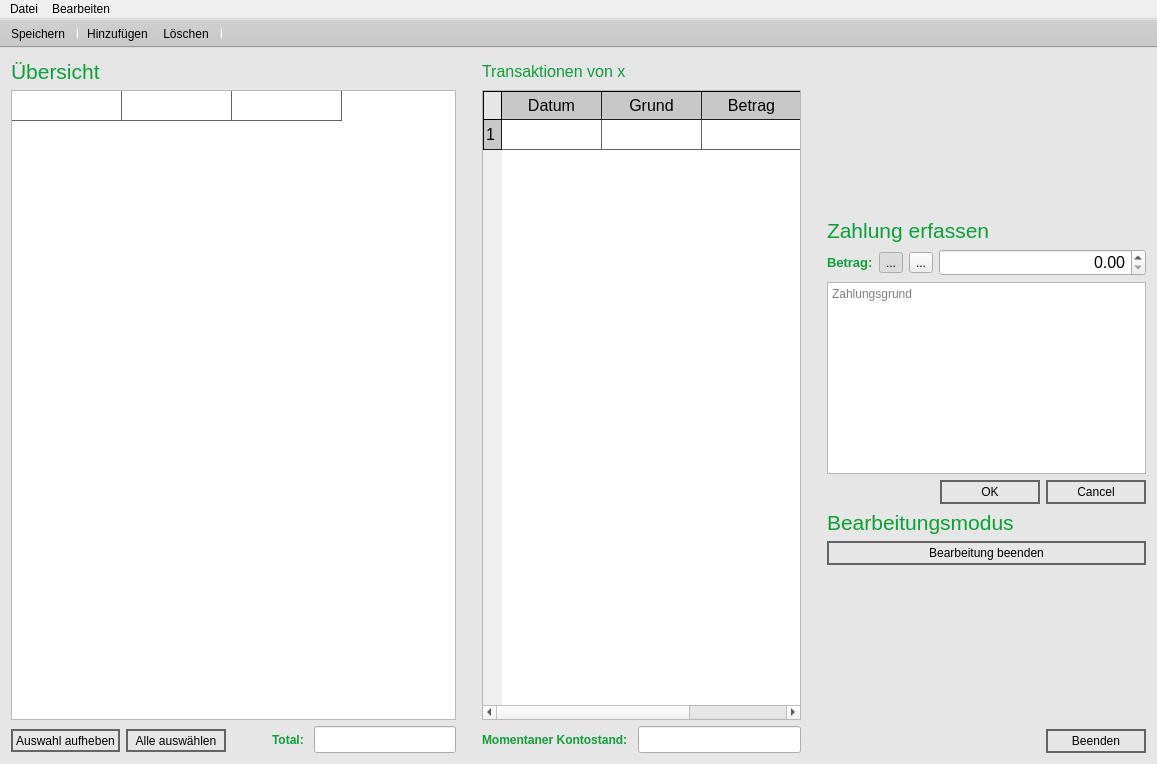
First picture: the form in mainwindow.ui, repository Snickers03/KlassenkassenManager, before the edit.
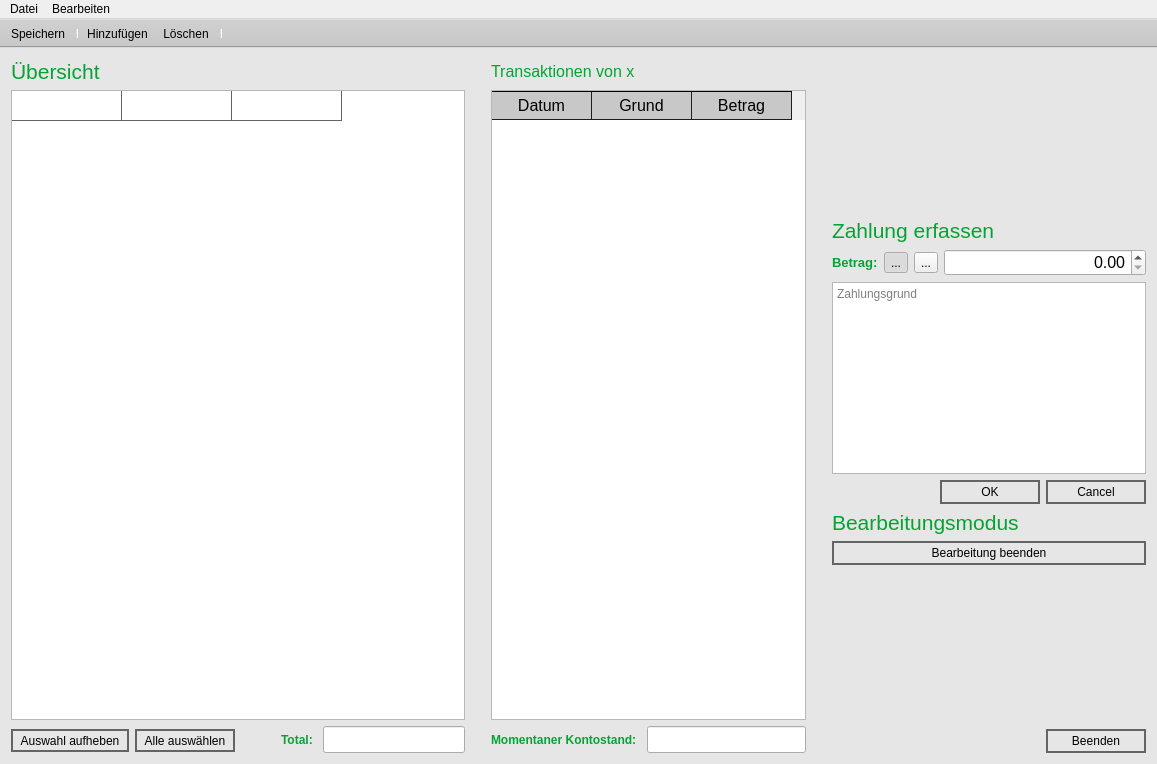
Second picture: the form after the edit. Icons and pictures are not drawn.

```diff
--- a/mainwindow.ui
+++ b/mainwindow.ui
@@ -229,7 +229,7 @@
       <item>
        <layout class="QHBoxLayout" name="horizontalLayout_2">
         <item>
-         <widget class="QPushButton" name="clearSelectionButton">
+         <widget class="QToolButton" name="clearSelectionButton">
           <property name="sizePolicy">
            <sizepolicy hsizetype="Minimum" vsizetype="Minimum">
             <horstretch>0</horstretch>
@@ -238,7 +238,7 @@
           </property>
           <property name="minimumSize">
            <size>
-            <width>100</width>
+            <width>0</width>
             <height>23</height>
            </size>
           </property>
@@ -248,13 +248,27 @@
             <height>20</height>
            </size>
           </property>
+          <property name="toolTip">
+           <string>Auswahl aufheben</string>
+          </property>
+          <property name="styleSheet">
+           <string notr="true">QToolButton {	
+	border: 2px solid rgb(100, 100, 100); 
+	/*border-radius: 1px;*/
+	padding: 3px;
+}
+QToolButton:hover {
+	background-color: #99EA44;
+	border: 2px solid black;
+}</string>
+          </property>
           <property name="text">
            <string>Auswahl aufheben</string>
           </property>
          </widget>
         </item>
         <item>
-         <widget class="QPushButton" name="chooseAllButton">
+         <widget class="QToolButton" name="chooseAllButton">
           <property name="sizePolicy">
            <sizepolicy hsizetype="Minimum" vsizetype="Minimum">
             <horstretch>0</horstretch>
@@ -263,7 +277,7 @@
           </property>
           <property name="minimumSize">
            <size>
-            <width>100</width>
+            <width>0</width>
             <height>23</height>
            </size>
           </property>
@@ -273,6 +287,20 @@
             <height>20</height>
            </size>
           </property>
+          <property name="toolTip">
+           <string>Alles auswählen</string>
+          </property>
+          <property name="styleSheet">
+           <string notr="true">QToolButton {	
+	border: 2px solid rgb(100, 100, 100); 
+	/*border-radius: 1px;*/
+	padding: 3px;
+}
+QToolButton:hover {
+	background-color: #99EA44;
+	border: 2px solid black;
+}</string>
+          </property>
           <property name="text">
            <string>Alle auswählen</string>
           </property>
@@ -386,11 +414,6 @@
         <property name="cornerButtonEnabled">
          <bool>true</bool>
         </property>
-        <row>
-         <property name="text">
-          <string>1</string>
-         </property>
-        </row>
         <column>
          <property name="text">
           <string>Datum</string>
@@ -406,21 +429,6 @@
           <string>Betrag</string>
          </property>
         </column>
-        <item row="0" column="0">
-         <property name="text">
-          <string/>
-         </property>
-        </item>
-        <item row="0" column="1">
-         <property name="text">
-          <string/>
-         </property>
-        </item>
-        <item row="0" column="2">
-         <property name="text">
-          <string/>
-         </property>
-        </item>
        </widget>
       </item>
       <item>
```
Left out of the diff: 2 changed lines with no effect on the pictures.
